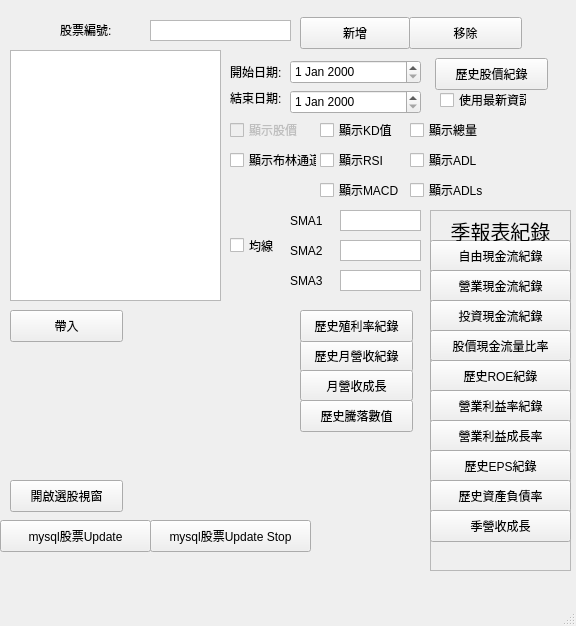
Above: UI/UI_main.ui from bjioljlo/StockHistory before the change. Below: the same form after it.
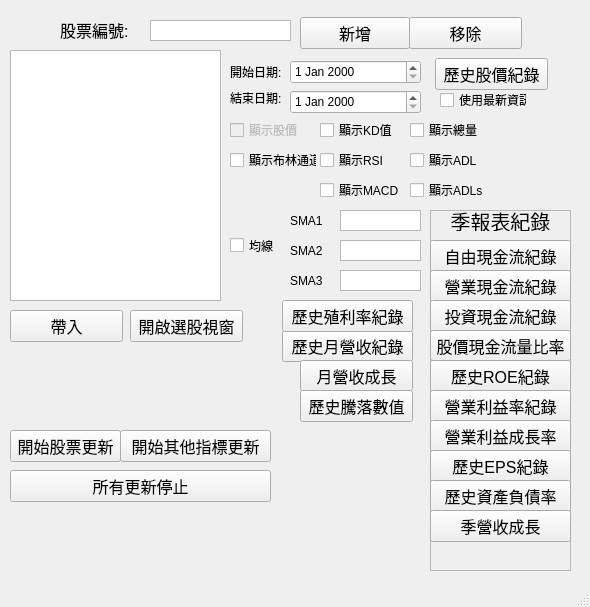
That is the form after the change.

Commit message: feat: 更新UI介面。

```diff
--- a/UI/UI_main.ui
+++ b/UI/UI_main.ui
@@ -6,8 +6,8 @@
    <rect>
     <x>0</x>
     <y>0</y>
-    <width>576</width>
-    <height>626</height>
+    <width>590</width>
+    <height>607</height>
    </rect>
   </property>
   <property name="windowTitle">
@@ -68,6 +68,11 @@
       <height>20</height>
      </rect>
     </property>
+    <property name="font">
+     <font>
+      <pointsize>12</pointsize>
+     </font>
+    </property>
     <property name="text">
      <string>股票編號:</string>
     </property>
@@ -81,6 +86,11 @@
       <height>32</height>
      </rect>
     </property>
+    <property name="font">
+     <font>
+      <pointsize>12</pointsize>
+     </font>
+    </property>
     <property name="text">
      <string>新增</string>
     </property>
@@ -94,6 +104,11 @@
       <height>32</height>
      </rect>
     </property>
+    <property name="font">
+     <font>
+      <pointsize>12</pointsize>
+     </font>
+    </property>
     <property name="text">
      <string>移除</string>
     </property>
@@ -107,6 +122,11 @@
       <height>32</height>
      </rect>
     </property>
+    <property name="font">
+     <font>
+      <pointsize>12</pointsize>
+     </font>
+    </property>
     <property name="text">
      <string>帶入</string>
     </property>
@@ -120,6 +140,11 @@
       <height>32</height>
      </rect>
     </property>
+    <property name="font">
+     <font>
+      <pointsize>12</pointsize>
+     </font>
+    </property>
     <property name="text">
      <string>歷史股價紀錄</string>
     </property>
@@ -309,12 +334,17 @@
    <widget class="QPushButton" name="button_openPickWindow">
     <property name="geometry">
      <rect>
-      <x>10</x>
-      <y>480</y>
+      <x>130</x>
+      <y>310</y>
       <width>113</width>
       <height>32</height>
      </rect>
     </property>
+    <property name="font">
+     <font>
+      <pointsize>12</pointsize>
+     </font>
+    </property>
     <property name="text">
      <string>開啟選股視窗</string>
     </property>
@@ -322,12 +352,17 @@
    <widget class="QPushButton" name="button_getMonthRP">
     <property name="geometry">
      <rect>
-      <x>300</x>
-      <y>340</y>
-      <width>113</width>
+      <x>282</x>
+      <y>330</y>
+      <width>131</width>
       <height>32</height>
      </rect>
     </property>
+    <property name="font">
+     <font>
+      <pointsize>12</pointsize>
+     </font>
+    </property>
     <property name="text">
      <string>歷史月營收紀錄</string>
     </property>
@@ -443,38 +478,53 @@
    <widget class="QPushButton" name="button_runSchedule">
     <property name="geometry">
      <rect>
-      <x>0</x>
-      <y>520</y>
-      <width>151</width>
+      <x>10</x>
+      <y>430</y>
+      <width>111</width>
       <height>32</height>
      </rect>
     </property>
+    <property name="font">
+     <font>
+      <pointsize>12</pointsize>
+     </font>
+    </property>
     <property name="text">
-     <string>mysql股票Update</string>
+     <string>開始股票更新</string>
     </property>
    </widget>
    <widget class="QPushButton" name="button_stopSchedule">
     <property name="geometry">
      <rect>
-      <x>150</x>
-      <y>520</y>
-      <width>161</width>
+      <x>10</x>
+      <y>470</y>
+      <width>261</width>
       <height>32</height>
      </rect>
     </property>
+    <property name="font">
+     <font>
+      <pointsize>12</pointsize>
+     </font>
+    </property>
     <property name="text">
-     <string>mysql股票Update Stop</string>
+     <string>所有更新停止</string>
     </property>
    </widget>
    <widget class="QPushButton" name="button_getDividend_yield">
     <property name="geometry">
      <rect>
-      <x>300</x>
-      <y>310</y>
-      <width>113</width>
+      <x>282</x>
+      <y>300</y>
+      <width>131</width>
       <height>32</height>
      </rect>
     </property>
+    <property name="font">
+     <font>
+      <pointsize>12</pointsize>
+     </font>
+    </property>
     <property name="text">
      <string>歷史殖利率紀錄</string>
     </property>
@@ -503,6 +553,11 @@
        <height>32</height>
       </rect>
      </property>
+     <property name="font">
+      <font>
+       <pointsize>12</pointsize>
+      </font>
+     </property>
      <property name="text">
       <string>自由現金流紀錄</string>
      </property>
@@ -516,6 +571,11 @@
        <height>32</height>
       </rect>
      </property>
+     <property name="font">
+      <font>
+       <pointsize>12</pointsize>
+      </font>
+     </property>
      <property name="text">
       <string>營業現金流紀錄</string>
      </property>
@@ -529,6 +589,11 @@
        <height>32</height>
       </rect>
      </property>
+     <property name="font">
+      <font>
+       <pointsize>12</pointsize>
+      </font>
+     </property>
      <property name="text">
       <string>投資現金流紀錄</string>
      </property>
@@ -542,6 +607,11 @@
        <height>31</height>
       </rect>
      </property>
+     <property name="font">
+      <font>
+       <pointsize>12</pointsize>
+      </font>
+     </property>
      <property name="text">
       <string>股價現金流量比率</string>
      </property>
@@ -555,6 +625,11 @@
        <height>32</height>
       </rect>
      </property>
+     <property name="font">
+      <font>
+       <pointsize>12</pointsize>
+      </font>
+     </property>
      <property name="text">
       <string>歷史ROE紀錄</string>
      </property>
@@ -568,6 +643,11 @@
        <height>32</height>
       </rect>
      </property>
+     <property name="font">
+      <font>
+       <pointsize>12</pointsize>
+      </font>
+     </property>
      <property name="text">
       <string>營業利益率紀錄</string>
      </property>
@@ -581,6 +661,11 @@
        <height>32</height>
       </rect>
      </property>
+     <property name="font">
+      <font>
+       <pointsize>12</pointsize>
+      </font>
+     </property>
      <property name="text">
       <string>營業利益成長率</string>
      </property>
@@ -589,7 +674,7 @@
      <property name="geometry">
       <rect>
        <x>10</x>
-       <y>10</y>
+       <y>0</y>
        <width>121</width>
        <height>21</height>
       </rect>
@@ -618,6 +703,11 @@
        <height>32</height>
       </rect>
      </property>
+     <property name="font">
+      <font>
+       <pointsize>12</pointsize>
+      </font>
+     </property>
      <property name="text">
       <string>歷史EPS紀錄</string>
      </property>
@@ -631,6 +721,11 @@
        <height>32</height>
       </rect>
      </property>
+     <property name="font">
+      <font>
+       <pointsize>12</pointsize>
+      </font>
+     </property>
      <property name="text">
       <string>歷史資產負債率</string>
      </property>
@@ -644,6 +739,11 @@
        <height>32</height>
       </rect>
      </property>
+     <property name="font">
+      <font>
+       <pointsize>12</pointsize>
+      </font>
+     </property>
      <property name="text">
       <string>季營收成長</string>
      </property>
@@ -653,11 +753,16 @@
     <property name="geometry">
      <rect>
       <x>300</x>
-      <y>370</y>
+      <y>360</y>
       <width>113</width>
       <height>31</height>
      </rect>
     </property>
+    <property name="font">
+     <font>
+      <pointsize>12</pointsize>
+     </font>
+    </property>
     <property name="text">
      <string>月營收成長</string>
     </property>
@@ -666,15 +771,38 @@
     <property name="geometry">
      <rect>
       <x>300</x>
-      <y>400</y>
+      <y>390</y>
       <width>113</width>
       <height>32</height>
      </rect>
     </property>
+    <property name="font">
+     <font>
+      <pointsize>12</pointsize>
+     </font>
+    </property>
     <property name="text">
      <string>歷史騰落數值</string>
     </property>
    </widget>
+   <widget class="QPushButton" name="button_runOtherSchedule">
+    <property name="geometry">
+     <rect>
+      <x>120</x>
+      <y>430</y>
+      <width>151</width>
+      <height>32</height>
+     </rect>
+    </property>
+    <property name="font">
+     <font>
+      <pointsize>12</pointsize>
+     </font>
+    </property>
+    <property name="text">
+     <string>開始其他指標更新</string>
+    </property>
+   </widget>
   </widget>
   <widget class="QMenuBar" name="menubar">
    <property name="geometry">
```
Left out of the diff: 2 changed lines with no effect on the pictures. The commit also changes 7 other files.
